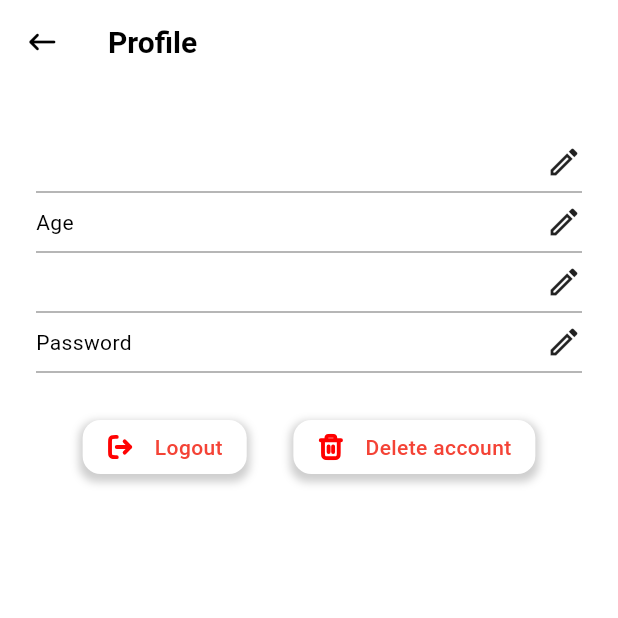
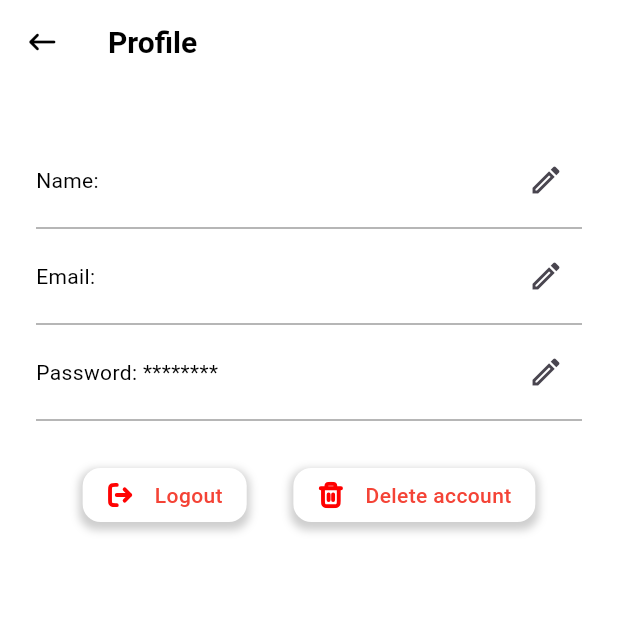
Before and after one commit to Localcoder321/eduxpert, a Flutter app: the ProfilePage screen opened by its route, on a phone screen of 412 x 824 dp, the top half of it. Run offline on Flutter 3.47's test engine with Material 3 defaults, Android fonts, the phone set to English and light mode, and no system bars; our stand-ins replace firebase_auth, firebase_core, flutter_svg, go_router, youtube_player_flutter; accounts and stored records are empty.

Commit message:
edit user info in profile page

```diff
--- a/lib/modules/profile/presentation/pages/profile_page.dart
+++ b/lib/modules/profile/presentation/pages/profile_page.dart
@@ -6,14 +6,37 @@ import 'package:firebase_auth/firebase_auth.dart';
 import 'package:flutter/material.dart';
 import 'package:go_router/go_router.dart';
 
-class ProfilePage extends StatelessWidget {
+class ProfilePage extends StatefulWidget {
   const ProfilePage({super.key});
 
   @override
+  State<ProfilePage> createState() => _ProfilePageState();
+}
+
+class _ProfilePageState extends State<ProfilePage> {
+  final AuthService _authService = AuthService();
+  final FirebaseAuth _auth = FirebaseAuth.instance;
+  User? user;
+
+  late TextEditingController nameController;
+  late TextEditingController emailController;
+  late TextEditingController passwordController;
+
+  bool isEditingName = false;
+  bool isEditingEmail = false;
+  bool isEditingPassword = false;
+
+  @override
+  void initState() {
+    super.initState();
+    user = _auth.currentUser;
+    nameController = TextEditingController(text: user?.displayName ?? "");
+    emailController = TextEditingController(text: user?.email ?? "");
+    passwordController = TextEditingController();
+  }
+
+  @override
   Widget build(BuildContext context) {
-    final AuthService _authService = AuthService();
-    User? user = FirebaseAuth.instance.currentUser;
-
     return Scaffold(
       backgroundColor: Colors.white,
       appBar: AppBar(
@@ -40,22 +63,25 @@ class ProfilePage extends StatelessWidget {
           mainAxisAlignment: MainAxisAlignment.start,
           children: [
             const SizedBox(height: 40),
-            ProfileTile(text: user?.displayName ?? "Unknown"),
-            const Divider(
-              color: Colors.grey,
+            ProfileTile(
+              label: 'Name',
+              initialValue: user?.displayName ?? "Unknown",
+              onSaved: (String value) => _updateUsername(value),
             ),
-            const ProfileTile(text: "Age"),
-            const Divider(
-              color: Colors.grey,
+            const Divider(color: Colors.grey),
+            ProfileTile(
+              label: 'Email',
+              initialValue: user?.email ?? "Unknown",
+              onSaved: (String value) => _updateEmail(value),
             ),
-            ProfileTile(text: user?.email ?? "Unknown"),
-            const Divider(
-              color: Colors.grey,
+            const Divider(color: Colors.grey),
+            ProfileTile(
+              label: 'Password',
+              initialValue: "********",
+              isPassword: true,
+              onSaved: (String value) => _updatePassword(value),
             ),
-            const ProfileTile(text: "Password"),
-            const Divider(
-              color: Colors.grey,
-            ),
+            const Divider(color: Colors.grey),
             const SizedBox(height: 24),
             Row(
               mainAxisAlignment: MainAxisAlignment.spaceEvenly,
@@ -177,4 +203,53 @@ class ProfilePage extends StatelessWidget {
         ) ??
         false;
   }
+
+  Future<void> _updateUsername(String newName) async {
+    try {
+      await user?.updateDisplayName(nameController.text);
+      await user?.reload();
+      user = _auth.currentUser;
+      setState(() {
+        isEditingName = false;
+      });
+      _showMessage("Name updated successfully!");
+    } catch (e) {
+      _showMessage("Error updating name ${e.toString()}", isError: true);
+    }
+  }
+
+  Future<void> _updateEmail(String newEmail) async {
+    try {
+      await user?.updateEmail(emailController.text);
+      await user?.reload();
+      user = _auth.currentUser;
+      setState(() {
+        isEditingEmail = false;
+      });
+      _showMessage("Email updated successfully!");
+    } catch (e) {
+      _showMessage("Error updating email ${e.toString()}", isError: true);
+    }
+  }
+
+  Future<void> _updatePassword(String newPassword) async {
+    try {
+      await user?.updatePassword(passwordController.text);
+      await user?.reload();
+      user = _auth.currentUser;
+      setState(() {
+        isEditingPassword = false;
+      });
+      _showMessage("Password updated successfully!");
+    } catch (e) {
+      _showMessage("Error updating password ${e.toString()}", isError: true);
+    }
+  }
+
+  void _showMessage(String message, {bool isError = false}) {
+    ScaffoldMessenger.of(context).showSnackBar(SnackBar(
+      content: Text(message),
+      backgroundColor: isError ? Colors.red : Colors.green,
+    ));
+  }
 }
--- a/lib/modules/profile/presentation/widgets/profile_tile.dart
+++ b/lib/modules/profile/presentation/widgets/profile_tile.dart
@@ -1,26 +1,66 @@
 import 'package:flutter/material.dart';
 
-class ProfileTile extends StatelessWidget {
-  final String text;
+class ProfileTile extends StatefulWidget {
+  final String initialValue;
+  final String label;
+  final bool isPassword;
+  final ValueChanged<String> onSaved;
+
   const ProfileTile({
-    required this.text,
     super.key,
+    required this.initialValue,
+    required this.label,
+    required this.onSaved,
+    this.isPassword = false,
   });
+
+  @override
+  State<ProfileTile> createState() => _ProfileTileState();
+}
+
+class _ProfileTileState extends State<ProfileTile> {
+  late TextEditingController _controller;
+  bool _isEditing = false;
+
+  @override
+  void initState() {
+    super.initState();
+    _controller = TextEditingController(text: widget.initialValue);
+  }
 
   @override
   Widget build(BuildContext context) {
     return Row(
       mainAxisAlignment: MainAxisAlignment.spaceBetween,
       children: [
-        Text(
-          text,
-          style: const TextStyle(
-            color: Colors.black,
-            fontSize: 14,
-            fontWeight: FontWeight.w400,
-          ),
+        _isEditing
+            ? Expanded(
+                child: TextField(
+                  controller: _controller,
+                  obscureText: widget.isPassword,
+                  decoration: InputDecoration(
+                    hintText: "Enter new ${widget.label}",
+                    border: InputBorder.none,
+                  ),
+                ),
+              )
+            : Text(
+                "${widget.label}: ${widget.isPassword ? '********' : widget.initialValue}",
+                style: const TextStyle(
+                  color: Colors.black,
+                  fontSize: 14,
+                  fontWeight: FontWeight.w400,
+                ),
+              ),
+        IconButton(
+          onPressed: () {
+            if (_isEditing) {
+              widget.onSaved(_controller.text);
+            }
+            setState(() => _isEditing = !_isEditing);
+          },
+          icon: Icon(_isEditing ? Icons.check : Icons.edit_outlined),
         ),
-        const Icon(Icons.edit_outlined),
       ],
     );
   }
--- a/lib/modules/register_login/presentation/widgets/register_widget.dart
+++ b/lib/modules/register_login/presentation/widgets/register_widget.dart
@@ -13,7 +13,6 @@ class RegisterWidget extends StatefulWidget {
 
 class _RegisterWidgetState extends State<RegisterWidget> {
   final TextEditingController nameController = TextEditingController();
-  final TextEditingController ageController = TextEditingController();
   final TextEditingController emailController = TextEditingController();
   final TextEditingController passwordController = TextEditingController();
   final AuthService _authService = AuthService();
@@ -25,19 +24,11 @@ class _RegisterWidgetState extends State<RegisterWidget> {
     });
 
     String name = nameController.text.trim();
-    String age = ageController.text.trim();
     String email = emailController.text.trim();
     String password = passwordController.text.trim();
 
-    if (name.isEmpty || age.isEmpty || email.isEmpty || password.isEmpty) {
+    if (name.isEmpty || email.isEmpty || password.isEmpty) {
       showError("Please fill in all fields.");
-      setState(() {
-        isLoading = false;
-      });
-      return;
-    }
-    if (int.tryParse(age) == null || int.parse(age) <= 0) {
-      showError("Please enter a valid age");
       setState(() {
         isLoading = false;
       });
@@ -94,16 +85,6 @@ class _RegisterWidgetState extends State<RegisterWidget> {
         Padding(
           padding: const EdgeInsets.symmetric(horizontal: 32.0),
           child: CustomTextField(
-            hintText: "Your age",
-            isPassword: false,
-            textInputType: TextInputType.number,
-            controller: ageController,
-          ),
-        ),
-        const SizedBox(height: 8),
-        Padding(
-          padding: const EdgeInsets.symmetric(horizontal: 32.0),
-          child: CustomTextField(
             hintText: "Your email",
             isPassword: false,
             textInputType: TextInputType.emailAddress,
```
